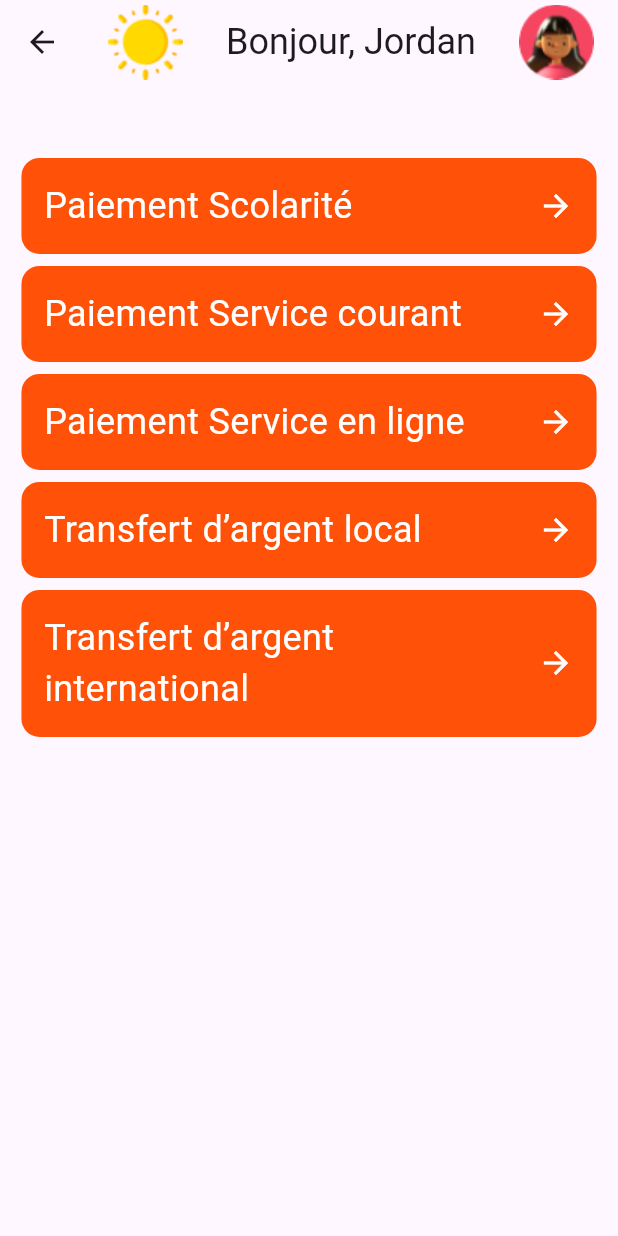
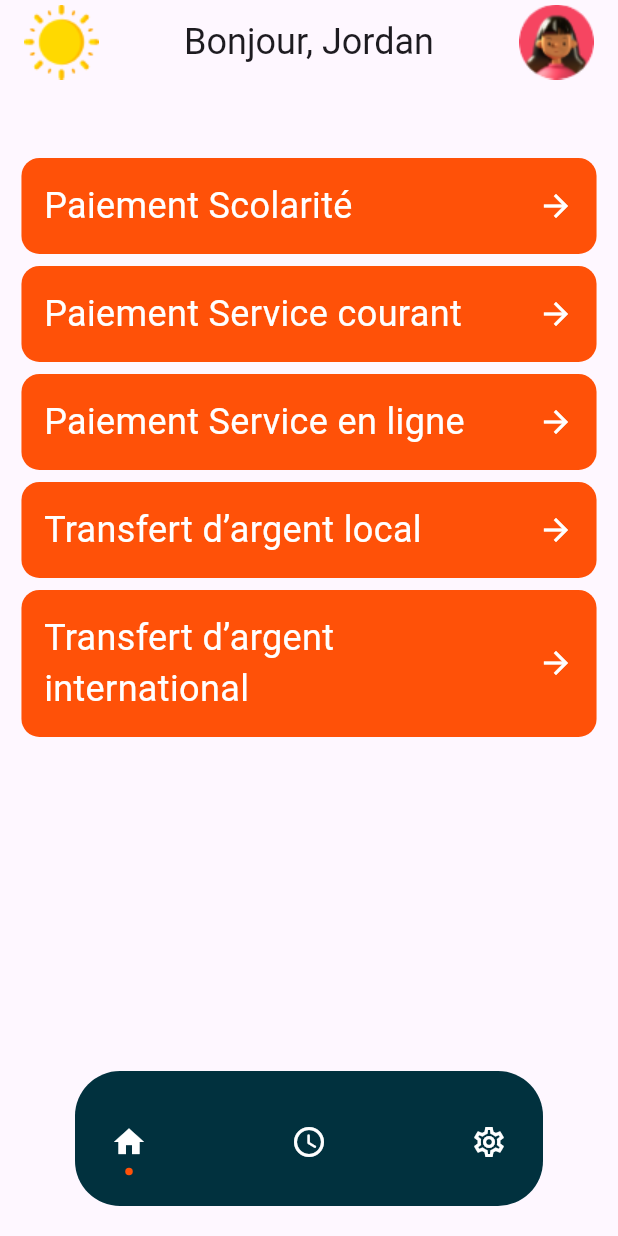
Before and after one commit to gfriedtod/Ms_Pay, a Flutter app: the SignUpPage screen opened directly, after a tap on "S’inscrire", on a phone screen of 412 x 824 dp. Run offline on Flutter 3.47's test engine with Material 3 defaults, Android fonts, the phone set to English and light mode, and no system bars; drawn by our look-alikes of dot_navigation_bar; our stand-ins replace google_fonts; Roboto replaces fonts that are missing (Itim).

Commit message:
fix: add bottom bar

```diff
--- a/lib/pages/history_detail_page.dart
+++ b/lib/pages/history_detail_page.dart
@@ -1,6 +1,7 @@
 import 'package:flutter/material.dart';
 import 'package:google_fonts/google_fonts.dart';
 import 'package:untitled4/component/basic_input.dart';
+
 
 class HistoryDetailPage extends StatelessWidget {
   const HistoryDetailPage({super.key});
@@ -48,3 +49,5 @@ class HistoryDetailPage extends StatelessWidget {
     );
   }
 }
+
+enum _SelectedTab { home, history, settings }
--- a/lib/pages/home_pages.dart
+++ b/lib/pages/home_pages.dart
@@ -1,19 +1,48 @@
+import 'package:dot_navigation_bar/dot_navigation_bar.dart';
 import 'package:flutter/material.dart';
 import 'package:google_fonts/google_fonts.dart';
 import 'package:untitled4/component/home_menu.dart';
 import 'package:untitled4/pages/extra_payement_page.dart';
+import 'package:untitled4/pages/history_detail_page.dart';
 import 'package:untitled4/pages/infra_payement_page.dart';
 import 'package:untitled4/pages/local_money_transfert.dart';
 import 'package:untitled4/pages/pay_scool_fees.dart';
+import 'package:untitled4/pages/setting_page.dart';
+import 'package:untitled4/pages/transaction_stories_pages.dart';
+import 'package:untitled4/utils/app_colors.dart';
 
-class HommePages extends StatelessWidget {
-  const HommePages({super.key});
+class HomePage extends StatefulWidget {
+  const HomePage({super.key});
+
+  @override
+  _HomePageState createState() => _HomePageState();
+}
+class _HomePageState extends State<HomePage> with TickerProviderStateMixin {
+  var _selectedTab = _SelectedTab.home;
+
+  void _handleIndexChanged(int i) {
+    switch(i) {
+      case 0:
+        break;
+      case 1:
+        Navigator.pushReplacement(context, PageRouteBuilder(pageBuilder: (_,__,___) => const TransactionStoriesPages()));
+      case 2:
+        Navigator.pushReplacement(context, PageRouteBuilder(pageBuilder: (_,__,___) => const SettingPage()));
+      default:
+        break;
+    }
+    setState(() {
+      _selectedTab = _SelectedTab.values[i];
+    });
+  }
+
 
   @override
   Widget build(BuildContext context) {
     final size = MediaQuery.of(context).size;
     return Scaffold(
         appBar: AppBar(
+          automaticallyImplyLeading: false,
           title: Row(
             mainAxisAlignment: MainAxisAlignment.spaceBetween,
             children: [
@@ -31,7 +60,6 @@ class HommePages extends StatelessWidget {
           child: SizedBox(
             width: size.width * 0.95,
             child: Column(
-
               children: [
                 SizedBox(height: size.height*0.055,),
                 HomeMenu(
@@ -59,6 +87,36 @@ class HommePages extends StatelessWidget {
               ],
             ),
           ),
-        ));
+        ),
+    bottomNavigationBar: SizedBox(
+      height: 130,
+      child: DotNavigationBar(
+        backgroundColor: const Color.fromRGBO(1, 49, 62, 1),
+        currentIndex: _SelectedTab.values.indexOf(_selectedTab),
+        onTap: _handleIndexChanged,
+        items: [
+          /// Home
+          DotNavigationBarItem(
+            icon: const Icon(Icons.home, color: Colors.white,),
+            selectedColor: AppColors.primary,
+          ),
+
+          /// History
+          DotNavigationBarItem(
+            icon: const Icon(Icons.access_time_rounded, color: Colors.white),
+            selectedColor: AppColors.primary,
+          ),
+
+          /// Settings
+          DotNavigationBarItem(
+            icon: const Icon(Icons.settings_outlined, color: Colors.white),
+            selectedColor: AppColors.primary,
+          ),
+
+        ],),
+    ),
+    );
   }
 }
+
+enum _SelectedTab { home, history, settings }
--- a/lib/pages/login_page.dart
+++ b/lib/pages/login_page.dart
@@ -80,7 +80,7 @@ class LoginPage extends StatelessWidget {
                         return SizedBox(
                             width: constraints.maxWidth,
                             child: PersonalButton(onPressed: (){
-                              Navigator.of(context).push(PageRouteBuilder(pageBuilder: (_,__,___) => HommePages()));
+                              Navigator.of(context).push(PageRouteBuilder(pageBuilder: (_,__,___) => const HomePage()));
                             }, text: 'Se connecter', state: true));
                       }
                   )
--- a/lib/pages/pay_scool_fees.dart
+++ b/lib/pages/pay_scool_fees.dart
@@ -12,9 +12,10 @@ class PaySchoolFeesPages extends StatelessWidget {
     Size size = MediaQuery.of(context).size;
     return Scaffold(
       appBar: AppBar(
+
         title: Row(
           children: [
-            IconButton(onPressed: (){}, icon: Icon(Icons.arrow_back)),
+           // IconButton(onPressed: (){}, icon: Icon(Icons.arrow_back)),
             Text(
               'Paiement scolarité',
               style: GoogleFonts.itim(
--- a/lib/pages/signUP_pages.dart
+++ b/lib/pages/signUP_pages.dart
@@ -76,7 +76,7 @@ class SignUpPage extends StatelessWidget {
                     return SizedBox(
                         width: constraints.maxWidth,
                         child: PersonalButton(onPressed: (){
-                          Navigator.of(context).push(PageRouteBuilder(pageBuilder: (_,__,___) => const HommePages()));
+                          Navigator.of(context).push(PageRouteBuilder(pageBuilder: (_,__,___) => const HomePage()));
                         }, text: 'S’inscrire', state: true));
                   }
                 )
```
Also changed, not shown: lib/pages/setting_page.dart (+56 -1 lines), lib/pages/transaction_stories_pages.dart (+62 -3 lines).
